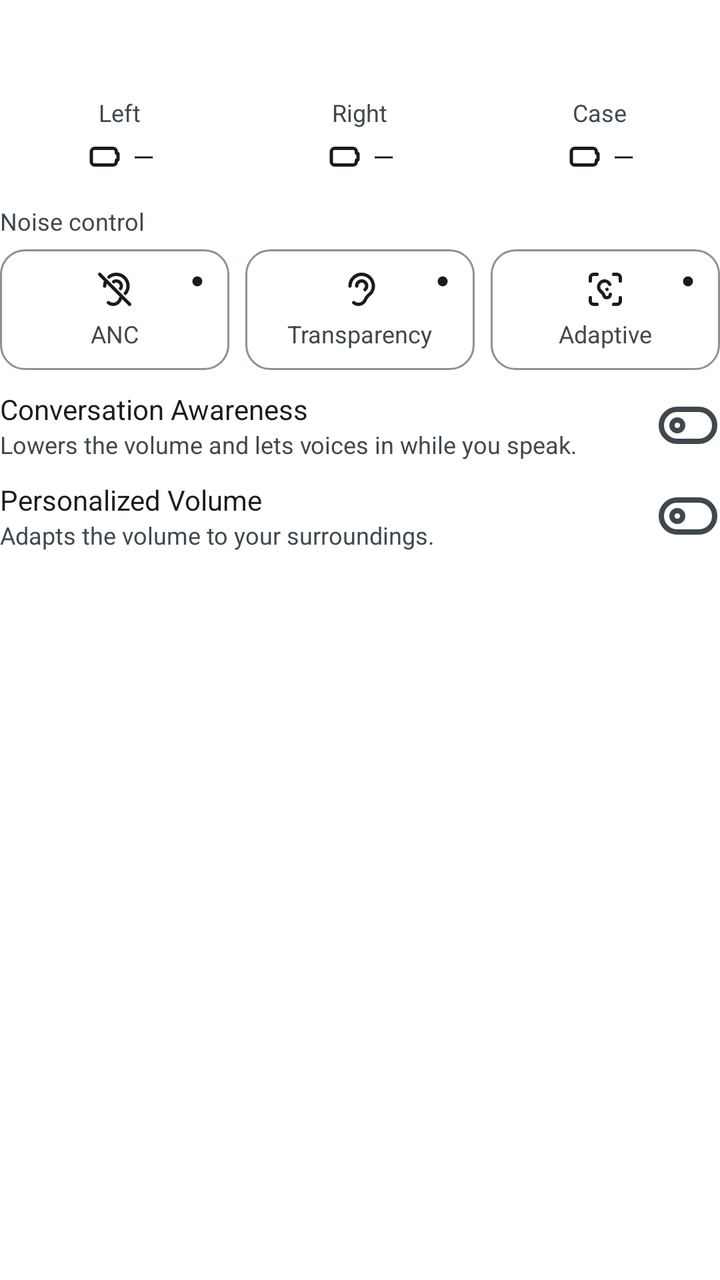
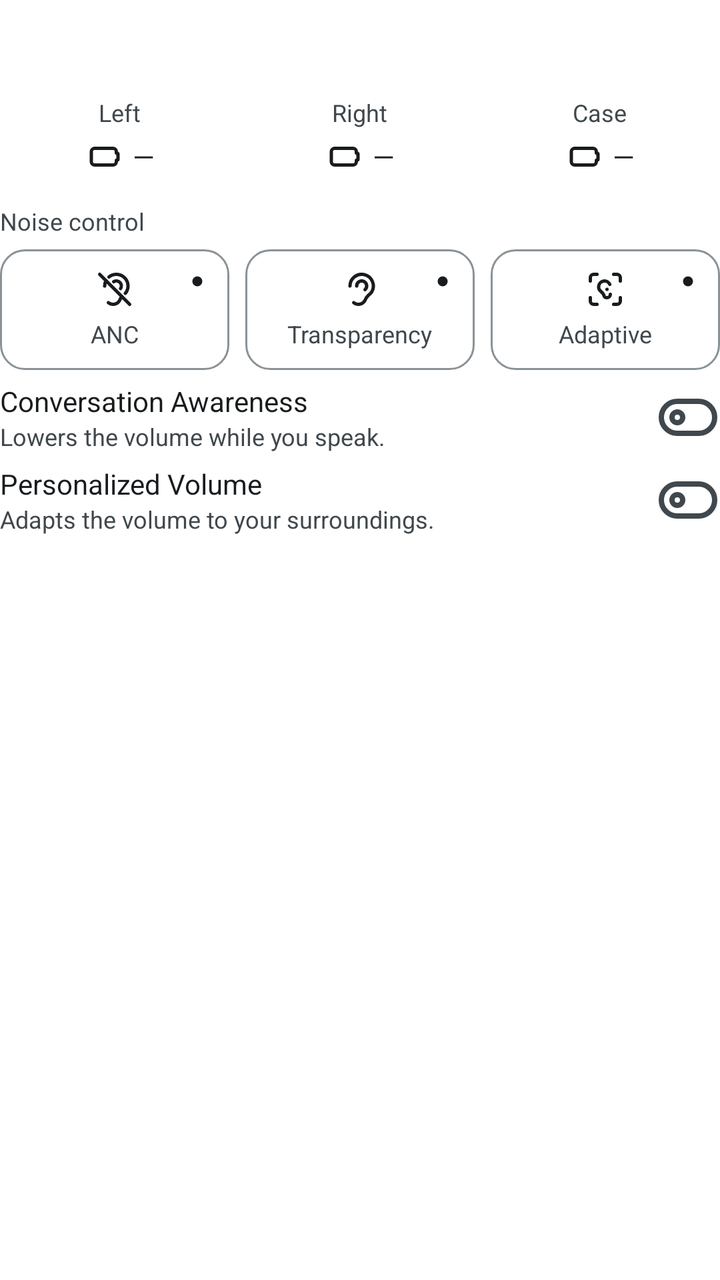

The first picture is an Android layout as it rendered before a commit; the second is the same layout after the commit. The layout source and the unified diff follow.
<!-- AndroidManifest.xml: fallback theme Theme.MaterialComponents.DayNight.NoActionBar -->
<!-- res/layout/notification_expanded.xml -->
<?xml version="1.0" encoding="utf-8"?>
<LinearLayout xmlns:android="http://schemas.android.com/apk/res/android"
    android:layout_width="match_parent"
    android:layout_height="wrap_content"
    android:orientation="vertical">

    <TextView
        android:id="@+id/title"
        android:layout_width="match_parent"
        android:layout_height="wrap_content"
        android:ellipsize="end"
        android:singleLine="true"
        android:textAppearance="@android:style/TextAppearance.Material.Notification.Title"
        android:textColor="@color/notification_text" />

    <TextView
        android:id="@+id/text"
        android:layout_width="match_parent"
        android:layout_height="wrap_content"
        android:textAppearance="@android:style/TextAppearance.Material.Notification"
        android:textColor="@color/notification_text" />

    <LinearLayout
        android:id="@+id/batteries"
        android:layout_width="match_parent"
        android:layout_height="wrap_content"
        android:layout_marginTop="10dp"
        android:orientation="horizontal">

        <LinearLayout
            android:id="@+id/battery_left"
            android:layout_width="0dp"
            android:layout_height="wrap_content"
            android:layout_weight="1"
            android:gravity="center_horizontal"
            android:orientation="vertical">

            <LinearLayout
                android:layout_width="wrap_content"
                android:layout_height="wrap_content"
                android:gravity="center_vertical"
                android:orientation="horizontal">

                <TextView
                    android:layout_width="wrap_content"
                    android:layout_height="wrap_content"
                    android:text="Left"
                    android:textAppearance="@android:style/TextAppearance.Material.Notification.Info"
                    android:textColor="@color/notification_text_secondary" />

                <ImageView
                    android:id="@+id/battery_left_primary"
                    android:layout_width="10dp"
                    android:layout_height="10dp"
                    android:layout_marginStart="2dp"
                    android:src="@drawable/ic_point"
                    android:visibility="gone" />
            </LinearLayout>

            <LinearLayout
                android:layout_width="wrap_content"
                android:layout_height="wrap_content"
                android:layout_marginTop="4dp"
                android:gravity="center_vertical"
                android:orientation="horizontal">

                <ImageView
                    android:id="@+id/battery_left_battery"
                    android:layout_width="20dp"
                    android:layout_height="20dp"
                    android:src="@drawable/ic_battery" />

                <TextView
                    android:id="@+id/battery_left_level"
                    android:layout_width="wrap_content"
                    android:layout_height="wrap_content"
                    android:layout_marginStart="4dp"
                    android:text="—"
                    android:textAppearance="@android:style/TextAppearance.Material.Notification"
                    android:textColor="@color/notification_text" />

                <ImageView
                    android:id="@+id/battery_left_place"
                    android:layout_width="16dp"
                    android:layout_height="16dp"
                    android:layout_marginStart="4dp"
                    android:alpha="0.7"
                    android:visibility="gone" />
            </LinearLayout>
        </LinearLayout>

        <LinearLayout
            android:id="@+id/battery_right"
            android:layout_width="0dp"
            android:layout_height="wrap_content"
            android:layout_weight="1"
            android:gravity="center_horizontal"
            android:orientation="vertical">

            <LinearLayout
                android:layout_width="wrap_content"
                android:layout_height="wrap_content"
                android:gravity="center_vertical"
                android:orientation="horizontal">

                <TextView
                    android:layout_width="wrap_content"
                    android:layout_height="wrap_content"
                    android:text="Right"
                    android:textAppearance="@android:style/TextAppearance.Material.Notification.Info"
                    android:textColor="@color/notification_text_secondary" />

                <ImageView
                    android:id="@+id/battery_right_primary"
                    android:layout_width="10dp"
                    android:layout_height="10dp"
                    android:layout_marginStart="2dp"
                    android:src="@drawable/ic_point"
                    android:visibility="gone" />
            </LinearLayout>

            <LinearLayout
                android:layout_width="wrap_content"
                android:layout_height="wrap_content"
                android:layout_marginTop="4dp"
                android:gravity="center_vertical"
                android:orientation="horizontal">

                <ImageView
                    android:id="@+id/battery_right_battery"
                    android:layout_width="20dp"
                    android:layout_height="20dp"
                    android:src="@drawable/ic_battery" />

                <TextView
                    android:id="@+id/battery_right_level"
                    android:layout_width="wrap_content"
                    android:layout_height="wrap_content"
                    android:layout_marginStart="4dp"
                    android:text="—"
                    android:textAppearance="@android:style/TextAppearance.Material.Notification"
                    android:textColor="@color/notification_text" />

                <ImageView
                    android:id="@+id/battery_right_place"
                    android:layout_width="16dp"
                    android:layout_height="16dp"
                    android:layout_marginStart="4dp"
                    android:alpha="0.7"
                    android:visibility="gone" />
            </LinearLayout>
        </LinearLayout>

        <LinearLayout
            android:id="@+id/battery_case"
            android:layout_width="0dp"
            android:layout_height="wrap_content"
            android:layout_weight="1"
            android:gravity="center_horizontal"
            android:orientation="vertical">

            <LinearLayout
                android:layout_width="wrap_content"
                android:layout_height="wrap_content"
                android:gravity="center_vertical"
                android:orientation="horizontal">

                <TextView
                    android:layout_width="wrap_content"
                    android:layout_height="wrap_content"
                    android:text="Case"
                    android:textAppearance="@android:style/TextAppearance.Material.Notification.Info"
                    android:textColor="@color/notification_text_secondary" />

                <ImageView
                    android:id="@+id/battery_case_primary"
                    android:layout_width="10dp"
                    android:layout_height="10dp"
                    android:layout_marginStart="2dp"
                    android:src="@drawable/ic_point"
                    android:visibility="gone" />
            </LinearLayout>

            <LinearLayout
                android:layout_width="wrap_content"
                android:layout_height="wrap_content"
                android:layout_marginTop="4dp"
                android:gravity="center_vertical"
                android:orientation="horizontal">

                <ImageView
                    android:id="@+id/battery_case_battery"
                    android:layout_width="20dp"
                    android:layout_height="20dp"
                    android:src="@drawable/ic_battery" />

                <TextView
                    android:id="@+id/battery_case_level"
                    android:layout_width="wrap_content"
                    android:layout_height="wrap_content"
                    android:layout_marginStart="4dp"
                    android:text="—"
                    android:textAppearance="@android:style/TextAppearance.Material.Notification"
                    android:textColor="@color/notification_text" />

                <ImageView
                    android:id="@+id/battery_case_place"
                    android:layout_width="16dp"
                    android:layout_height="16dp"
                    android:layout_marginStart="4dp"
                    android:alpha="0.7"
                    android:visibility="gone" />
            </LinearLayout>
        </LinearLayout>
    </LinearLayout>

    <TextView
        android:id="@+id/noise_heading"
        android:layout_width="wrap_content"
        android:layout_height="wrap_content"
        android:layout_marginTop="14dp"
        android:text="Noise control"
        android:textAppearance="@android:style/TextAppearance.Material.Notification.Info"
        android:textColor="@color/notification_text_secondary" />

    <LinearLayout
        android:id="@+id/tiles"
        android:layout_width="match_parent"
        android:layout_height="wrap_content"
        android:layout_marginTop="6dp"
        android:orientation="horizontal">

        <FrameLayout
            android:id="@+id/tile_anc"
            android:layout_width="0dp"
            android:layout_height="wrap_content"
            android:layout_weight="1"
            android:background="@drawable/tile">

            <LinearLayout
                android:layout_width="match_parent"
                android:layout_height="wrap_content"
                android:gravity="center_horizontal"
                android:orientation="vertical"
                android:paddingTop="10dp"
                android:paddingBottom="10dp">

                <ImageView
                    android:layout_width="20dp"
                    android:layout_height="20dp"
                    android:src="@drawable/ic_ear_off" />

                <TextView
                    android:layout_width="wrap_content"
                    android:layout_height="wrap_content"
                    android:layout_marginTop="4dp"
                    android:singleLine="true"
                    android:text="ANC"
                    android:textAppearance="@android:style/TextAppearance.Material.Notification.Info"
                    android:textColor="@color/notification_text_secondary" />
            </LinearLayout>

            <ImageView
                android:id="@+id/tile_anc_cycle"
                android:layout_width="32dp"
                android:layout_height="32dp"
                android:layout_gravity="top|end"
                android:padding="10dp"
                android:src="@drawable/ic_point"
                android:tint="@color/notification_text" />
        </FrameLayout>

        <FrameLayout
            android:id="@+id/tile_transparency"
            android:layout_width="0dp"
            android:layout_marginStart="8dp"
            android:layout_height="wrap_content"
            android:layout_weight="1"
            android:background="@drawable/tile">

            <LinearLayout
                android:layout_width="match_parent"
                android:layout_height="wrap_content"
                android:gravity="center_horizontal"
                android:orientation="vertical"
                android:paddingTop="10dp"
                android:paddingBottom="10dp">

                <ImageView
                    android:layout_width="20dp"
                    android:layout_height="20dp"
                    android:src="@drawable/ic_ear" />

                <TextView
                    android:layout_width="wrap_content"
                    android:layout_height="wrap_content"
                    android:layout_marginTop="4dp"
                    android:singleLine="true"
                    android:text="Transparency"
                    android:textAppearance="@android:style/TextAppearance.Material.Notification.Info"
                    android:textColor="@color/notification_text_secondary" />
            </LinearLayout>

            <ImageView
                android:id="@+id/tile_transparency_cycle"
                android:layout_width="32dp"
                android:layout_height="32dp"
                android:layout_gravity="top|end"
                android:padding="10dp"
                android:src="@drawable/ic_point"
                android:tint="@color/notification_text" />
        </FrameLayout>

        <FrameLayout
            android:id="@+id/tile_adaptive"
            android:layout_width="0dp"
            android:layout_marginStart="8dp"
            android:layout_height="wrap_content"
            android:layout_weight="1"
            android:background="@drawable/tile">

            <LinearLayout
                android:layout_width="match_parent"
                android:layout_height="wrap_content"
                android:gravity="center_horizontal"
                android:orientation="vertical"
                android:paddingTop="10dp"
                android:paddingBottom="10dp">

                <ImageView
                    android:layout_width="20dp"
                    android:layout_height="20dp"
                    android:src="@drawable/ic_ear_scan" />

                <TextView
                    android:layout_width="wrap_content"
                    android:layout_height="wrap_content"
                    android:layout_marginTop="4dp"
                    android:singleLine="true"
                    android:text="Adaptive"
                    android:textAppearance="@android:style/TextAppearance.Material.Notification.Info"
                    android:textColor="@color/notification_text_secondary" />
            </LinearLayout>

            <ImageView
                android:id="@+id/tile_adaptive_cycle"
                android:layout_width="32dp"
                android:layout_height="32dp"
                android:layout_gravity="top|end"
                android:padding="10dp"
                android:src="@drawable/ic_point"
                android:tint="@color/notification_text" />
        </FrameLayout>
    </LinearLayout>

    <LinearLayout
        android:id="@+id/main_conversation"
        android:layout_width="match_parent"
        android:layout_height="wrap_content"
        android:layout_marginTop="10dp"
        android:gravity="center_vertical"
        android:orientation="horizontal">

        <LinearLayout
            android:layout_width="0dp"
            android:layout_height="wrap_content"
            android:layout_weight="1"
            android:orientation="vertical">

            <TextView
                android:layout_width="wrap_content"
                android:layout_height="wrap_content"
                android:text="Conversation Awareness"
                android:textAppearance="@android:style/TextAppearance.Material.Notification"
                android:textColor="@color/notification_text" />

            <TextView
                android:layout_width="wrap_content"
                android:layout_height="wrap_content"
                android:maxLines="2"
                android:text="Lowers the volume and lets voices in while you speak."
                android:textAppearance="@android:style/TextAppearance.Material.Notification.Info"
                android:textColor="@color/notification_text_secondary" />
        </LinearLayout>

        <ImageView
            android:id="@+id/main_conversation_toggle"
            android:layout_width="32dp"
            android:layout_height="32dp"
            android:layout_marginStart="12dp"
            android:src="@drawable/ic_toggle_left" />
    </LinearLayout>

    <LinearLayout
        android:id="@+id/main_volume"
        android:layout_width="match_parent"
        android:layout_height="wrap_content"
        android:layout_marginTop="10dp"
        android:gravity="center_vertical"
        android:orientation="horizontal">

        <LinearLayout
            android:layout_width="0dp"
            android:layout_height="wrap_content"
            android:layout_weight="1"
            android:orientation="vertical">

            <TextView
                android:layout_width="wrap_content"
                android:layout_height="wrap_content"
                android:text="Personalized Volume"
                android:textAppearance="@android:style/TextAppearance.Material.Notification"
                android:textColor="@color/notification_text" />

            <TextView
                android:layout_width="wrap_content"
                android:layout_height="wrap_content"
                android:maxLines="2"
                android:text="Adapts the volume to your surroundings."
                android:textAppearance="@android:style/TextAppearance.Material.Notification.Info"
                android:textColor="@color/notification_text_secondary" />
        </LinearLayout>

        <ImageView
            android:id="@+id/main_volume_toggle"
            android:layout_width="32dp"
            android:layout_height="32dp"
            android:layout_marginStart="12dp"
            android:src="@drawable/ic_toggle_left" />
    </LinearLayout>
</LinearLayout>
<!-- resources referenced by this layout -->
<resources>
  <color name="notification_text">@android:color/system_neutral1_900</color>
  <color name="notification_text_secondary">@android:color/system_neutral2_700</color>
  <!-- drawable ic_battery (drawable) -->
  <?xml version="1.0" encoding="utf-8"?>
  <vector xmlns:android="http://schemas.android.com/apk/res/android"
      android:width="24dp"
      android:height="24dp"
      android:viewportWidth="24"
      android:viewportHeight="24">
      <path
          android:pathData="M6 7h11a2 2 0 0 1 2 2v.5a.5 .5 0 0 0 .5 .5a.5 .5 0 0 1 .5 .5v3a.5 .5 0 0 1 -.5 .5a.5 .5 0 0 0 -.5 .5v.5a2 2 0 0 1 -2 2h-11a2 2 0 0 1 -2 -2v-6a2 2 0 0 1 2 -2"
          android:strokeColor="@color/notification_text"
          android:strokeLineCap="round"
          android:strokeLineJoin="round"
          android:strokeWidth="2" />
  </vector>
  <!-- drawable ic_ear (drawable) -->
  <?xml version="1.0" encoding="utf-8"?>
  <vector xmlns:android="http://schemas.android.com/apk/res/android"
      android:width="24dp"
      android:height="24dp"
      android:viewportWidth="24"
      android:viewportHeight="24">
      <path
          android:pathData="M6 10a7 7 0 1 1 13 3.6a10 10 0 0 1 -2 2a8 8 0 0 0 -2 3a4.5 4.5 0 0 1 -6.8 1.4"
          android:strokeColor="@color/notification_text"
          android:strokeLineCap="round"
          android:strokeLineJoin="round"
          android:strokeWidth="2" />
      <path
          android:pathData="M10 10a3 3 0 1 1 5 2.2"
          android:strokeColor="@color/notification_text"
          android:strokeLineCap="round"
          android:strokeLineJoin="round"
          android:strokeWidth="2" />
  </vector>
  <!-- drawable ic_point (drawable) -->
  <?xml version="1.0" encoding="utf-8"?>
  <vector xmlns:android="http://schemas.android.com/apk/res/android"
      android:width="24dp"
      android:height="24dp"
      android:viewportWidth="24"
      android:viewportHeight="24">
      <path
          android:fillColor="@color/notification_accent"
          android:pathData="M12 7a5 5 0 1 1 -4.995 5.217l-.005 -.217l.005 -.217a5 5 0 0 1 4.995 -4.783z" />
  </vector>
  <!-- drawable ic_toggle_left (drawable) -->
  <?xml version="1.0" encoding="utf-8"?>
  <vector xmlns:android="http://schemas.android.com/apk/res/android"
      android:width="24dp"
      android:height="24dp"
      android:viewportWidth="24"
      android:viewportHeight="24">
      <path
          android:pathData="M6 12a2 2 0 1 0 4 0a2 2 0 1 0 -4 0"
          android:strokeColor="@color/notification_text_secondary"
          android:strokeLineCap="round"
          android:strokeLineJoin="round"
          android:strokeWidth="2" />
      <path
          android:pathData="M2 12a6 6 0 0 1 6 -6h8a6 6 0 0 1 6 6a6 6 0 0 1 -6 6h-8a6 6 0 0 1 -6 -6"
          android:strokeColor="@color/notification_text_secondary"
          android:strokeLineCap="round"
          android:strokeLineJoin="round"
          android:strokeWidth="2" />
  </vector>
  <!-- drawable tile (drawable) -->
  <?xml version="1.0" encoding="utf-8"?>
  <shape xmlns:android="http://schemas.android.com/apk/res/android">
      <stroke
          android:width="1dp"
          android:color="@color/notification_outline" />
      <corners android:radius="12dp" />
  </shape>
  <color name="notification_accent">@android:color/system_accent1_600</color>
  <color name="notification_outline">@android:color/system_neutral2_400</color>
  <!-- unchanged entries left out for length: 2 -->
</resources>

<!-- the commit's change to res/layout/notification_expanded.xml (unified diff, before → after) -->
@@ -357,7 +357,7 @@
         android:id="@+id/main_conversation"
         android:layout_width="match_parent"
         android:layout_height="wrap_content"
-        android:layout_marginTop="10dp"
+        android:layout_marginTop="6dp"
         android:gravity="center_vertical"
         android:orientation="horizontal">
 
@@ -377,8 +377,9 @@
             <TextView
                 android:layout_width="wrap_content"
                 android:layout_height="wrap_content"
-                android:maxLines="2"
-                android:text="Lowers the volume and lets voices in while you speak."
+                android:ellipsize="end"
+                android:singleLine="true"
+                android:text="Lowers the volume while you speak."
                 android:textAppearance="@android:style/TextAppearance.Material.Notification.Info"
                 android:textColor="@color/notification_text_secondary" />
         </LinearLayout>
@@ -395,7 +396,7 @@
         android:id="@+id/main_volume"
         android:layout_width="match_parent"
         android:layout_height="wrap_content"
-        android:layout_marginTop="10dp"
+        android:layout_marginTop="6dp"
         android:gravity="center_vertical"
         android:orientation="horizontal">
 
@@ -415,7 +416,8 @@
             <TextView
                 android:layout_width="wrap_content"
                 android:layout_height="wrap_content"
-                android:maxLines="2"
+                android:ellipsize="end"
+                android:singleLine="true"
                 android:text="Adapts the volume to your surroundings."
                 android:textAppearance="@android:style/TextAppearance.Material.Notification.Info"
                 android:textColor="@color/notification_text_secondary" />
